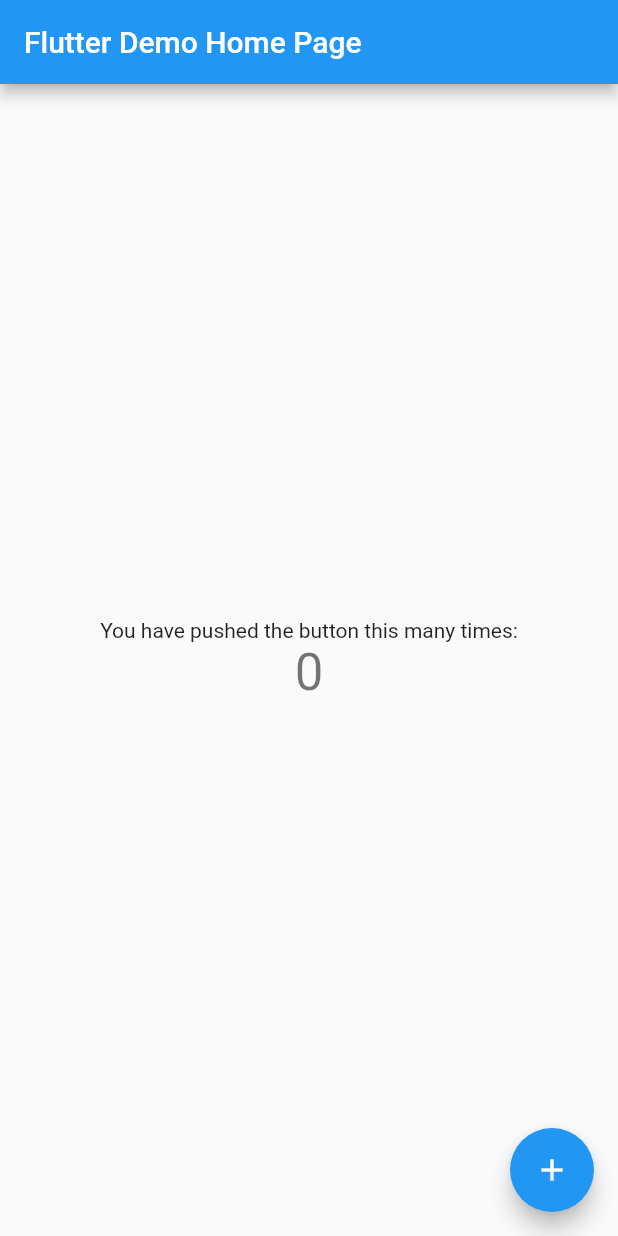
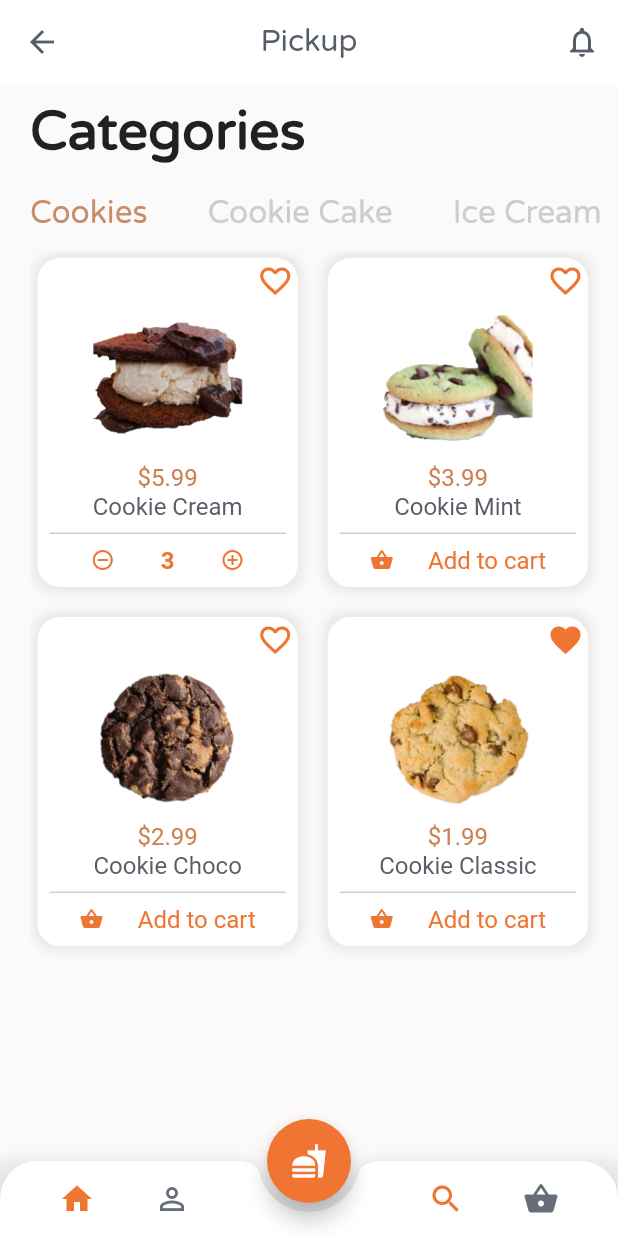
Before and after one commit to helenabd/cookie_store_app, a Flutter app: the screen it shows after launch, on a phone screen of 412 x 824 dp. Run offline on Flutter 3.47's test engine with Material 2 defaults, Android fonts, the phone set to English and light mode, and no system bars.

Commit message:
Bottom Bar, Cookie Page

```diff
--- /dev/null
+++ b/lib/bottom_bar.dart
@@ -0,0 +1,63 @@
+import 'package:cookie_store_app/theme.dart';
+import 'package:flutter/material.dart';
+
+class BottomBar extends StatelessWidget {
+  @override
+  Widget build(BuildContext context) {
+    return BottomAppBar(
+      shape: CircularNotchedRectangle(),
+      notchMargin: 6.0,
+      color: Colors.transparent,
+      elevation: 9.0,
+      clipBehavior: Clip.antiAlias,
+      child: Container(
+        height: 50.0,
+        decoration: BoxDecoration(
+            borderRadius: BorderRadius.only(
+              topLeft: Radius.circular(25.0),
+              topRight: Radius.circular(25.0),
+            ),
+            color: Colors.white),
+        child: Row(
+          mainAxisAlignment: MainAxisAlignment.spaceBetween,
+          children: [
+            Container(
+              height: 50.0,
+              width: MediaQuery.of(context).size.width / 2 - 40.0,
+              child: Row(
+                mainAxisAlignment: MainAxisAlignment.spaceEvenly,
+                children: <Widget>[
+                  Icon(
+                    Icons.home,
+                    color: kiconPrimaryColor,
+                  ),
+                  Icon(
+                    Icons.person_outline,
+                    color: kiconSecundaryColor,
+                  ),
+                ],
+              ),
+            ),
+            Container(
+              height: 50.0,
+              width: MediaQuery.of(context).size.width / 2 - 40.0,
+              child: Row(
+                mainAxisAlignment: MainAxisAlignment.spaceEvenly,
+                children: <Widget>[
+                  Icon(
+                    Icons.search,
+                    color: kiconPrimaryColor,
+                  ),
+                  Icon(
+                    Icons.shopping_basket,
+                    color: kiconSecundaryColor,
+                  ),
+                ],
+              ),
+            ),
+          ],
+        ),
+      ),
+    );
+  }
+}
--- /dev/null
+++ b/lib/cookie_page.dart
@@ -0,0 +1,183 @@
+import 'package:cookie_store_app/theme.dart';
+import 'package:flutter/material.dart';
+
+class CookiePage extends StatelessWidget {
+  @override
+  Widget build(BuildContext context) {
+    return Scaffold(
+      backgroundColor: Color(0xFFFCFAF8),
+      body: ListView(
+        children: <Widget>[
+          Container(
+            padding: EdgeInsets.only(right: 15.0),
+            width: MediaQuery.of(context).size.width - 30.0,
+            height: MediaQuery.of(context).size.height - 30.0,
+            child: GridView.count(
+              crossAxisCount: 2,
+              primary: false,
+              crossAxisSpacing: 10.0,
+              mainAxisSpacing: 10.0,
+              childAspectRatio: 0.8,
+              children: <Widget>[
+                _buildCard(
+                  'Cookie Cream',
+                  '\$5.99',
+                  'assets/images/cookie_cream2.png',
+                  true,
+                  false,
+                  context,
+                ),
+                _buildCard(
+                  'Cookie Mint',
+                  '\$3.99',
+                  'assets/images/cookie_mint2.png',
+                  false,
+                  false,
+                  context,
+                ),
+                _buildCard(
+                  'Cookie Choco',
+                  '\$2.99',
+                  'assets/images/cookie_choco2.png',
+                  false,
+                  false,
+                  context,
+                ),
+                _buildCard(
+                  'Cookie Classic',
+                  '\$1.99',
+                  'assets/images/cookie_classic2.png',
+                  false,
+                  true,
+                  context,
+                ),
+              ],
+            ),
+          )
+        ],
+      ),
+    );
+  }
+
+  Widget _buildCard(String name, String price, String imgPath, bool added,
+      bool isFavorite, context) {
+    return Padding(
+      padding: EdgeInsets.only(top: 5.0, bottom: 5.0, left: 5.0, right: 5.0),
+      child: InkWell(
+        onTap: () {},
+        child: Container(
+          decoration: BoxDecoration(
+            borderRadius: BorderRadius.circular(15.0),
+            boxShadow: [
+              BoxShadow(
+                color: Colors.grey.withOpacity(0.2),
+                spreadRadius: 3.0,
+                blurRadius: 5.0,
+              )
+            ],
+            color: Colors.white,
+          ),
+          child: Column(
+            children: [
+              Padding(
+                padding: EdgeInsets.all(3.0),
+                child: Row(
+                  mainAxisAlignment: MainAxisAlignment.end,
+                  children: [
+                    isFavorite
+                        ? Icon(
+                            Icons.favorite,
+                            color: kiconPrimaryColor,
+                          )
+                        : Icon(
+                            Icons.favorite_border,
+                            color: kiconPrimaryColor,
+                          )
+                  ],
+                ),
+              ),
+              Hero(
+                tag: imgPath,
+                child: Container(
+                  height: 100,
+                  width: 100,
+                  decoration: BoxDecoration(
+                    image: DecorationImage(
+                      image: AssetImage(imgPath),
+                      fit: BoxFit.contain,
+                    ),
+                  ),
+                ),
+              ),
+              SizedBox(
+                height: 7.0,
+              ),
+              Text(
+                price,
+                style: TextStyle(
+                  color: ktextPriceColor,
+                  fontSize: 16.0,
+                ),
+              ),
+              Text(
+                name,
+                style: TextStyle(
+                  color: ktextNameColor,
+                  fontSize: 16.0,
+                ),
+              ),
+              Padding(
+                padding: EdgeInsets.all(8.0),
+                child: Container(
+                  color: kunselectedLabel,
+                  height: 1.0,
+                ),
+              ),
+              Padding(
+                padding: EdgeInsets.only(left: 5.0, right: 5.0),
+                child: Row(
+                  mainAxisAlignment: MainAxisAlignment.spaceEvenly,
+                  children: [
+                    if (!added) ...[
+                      Icon(
+                        Icons.shopping_basket,
+                        color: kiconPrimaryColor,
+                        size: 16.0,
+                      ),
+                      Text(
+                        'Add to cart',
+                        style: TextStyle(
+                          color: kiconPrimaryColor,
+                          fontSize: 16.0,
+                        ),
+                      )
+                    ],
+                    if (added) ...[
+                      Icon(
+                        Icons.remove_circle_outline,
+                        color: kiconPrimaryColor,
+                        size: 16.0,
+                      ),
+                      Text(
+                        '3',
+                        style: TextStyle(
+                            color: kiconPrimaryColor,
+                            fontWeight: FontWeight.bold,
+                            fontSize: 16.0),
+                      ),
+                      Icon(
+                        Icons.add_circle_outline,
+                        color: kiconPrimaryColor,
+                        size: 16.0,
+                      )
+                    ]
+                  ],
+                ),
+              )
+            ],
+          ),
+        ),
+      ),
+    );
+  }
+}
--- a/lib/main.dart
+++ b/lib/main.dart
@@ -1,3 +1,6 @@
+import 'package:cookie_store_app/bottom_bar.dart';
+import 'package:cookie_store_app/cookie_page.dart';
+import 'package:cookie_store_app/theme.dart';
 import 'package:flutter/material.dart';
 
 void main() {
@@ -5,113 +8,141 @@ void main() {
 }
 
 class MyApp extends StatelessWidget {
-  // This widget is the root of your application.
   @override
   Widget build(BuildContext context) {
     return MaterialApp(
-      title: 'Flutter Demo',
+      debugShowCheckedModeBanner: false,
       theme: ThemeData(
-        // This is the theme of your application.
-        //
-        // Try running your application with "flutter run". You'll see the
-        // application has a blue toolbar. Then, without quitting the app, try
-        // changing the primarySwatch below to Colors.green and then invoke
-        // "hot reload" (press "r" in the console where you ran "flutter run",
-        // or simply save your changes to "hot reload" in a Flutter IDE).
-        // Notice that the counter didn't reset back to zero; the application
-        // is not restarted.
-        primarySwatch: Colors.blue,
-        // This makes the visual density adapt to the platform that you run
-        // the app on. For desktop platforms, the controls will be smaller and
-        // closer together (more dense) than on mobile platforms.
-        visualDensity: VisualDensity.adaptivePlatformDensity,
+        fontFamily: 'VarelaRound',
+        textTheme: ThemeData.light().textTheme.copyWith(
+              headline1: TextStyle(
+                fontSize: 21.0,
+              ),
+            ),
       ),
-      home: MyHomePage(title: 'Flutter Demo Home Page'),
+      home: MyHomePage(),
     );
   }
 }
 
 class MyHomePage extends StatefulWidget {
-  MyHomePage({Key key, this.title}) : super(key: key);
-
-  // This widget is the home page of your application. It is stateful, meaning
-  // that it has a State object (defined below) that contains fields that affect
-  // how it looks.
-
-  // This class is the configuration for the state. It holds the values (in this
-  // case the title) provided by the parent (in this case the App widget) and
-  // used by the build method of the State. Fields in a Widget subclass are
-  // always marked "final".
-
-  final String title;
-
   @override
   _MyHomePageState createState() => _MyHomePageState();
 }
 
-class _MyHomePageState extends State<MyHomePage> {
-  int _counter = 0;
+class _MyHomePageState extends State<MyHomePage>
+    with SingleTickerProviderStateMixin {
+  TabController _tabController;
 
-  void _incrementCounter() {
-    setState(() {
-      // This call to setState tells the Flutter framework that something has
-      // changed in this State, which causes it to rerun the build method below
-      // so that the display can reflect the updated values. If we changed
-      // _counter without calling setState(), then the build method would not be
-      // called again, and so nothing would appear to happen.
-      _counter++;
-    });
+  @override
+  void initState() {
+    super.initState();
+    _tabController = TabController(length: 3, vsync: this);
   }
 
   @override
   Widget build(BuildContext context) {
-    // This method is rerun every time setState is called, for instance as done
-    // by the _incrementCounter method above.
-    //
-    // The Flutter framework has been optimized to make rerunning build methods
-    // fast, so that you can just rebuild anything that needs updating rather
-    // than having to individually change instances of widgets.
     return Scaffold(
       appBar: AppBar(
-        // Here we take the value from the MyHomePage object that was created by
-        // the App.build method, and use it to set our appbar title.
-        title: Text(widget.title),
+        backgroundColor: Colors.white,
+        elevation: 0.0,
+        centerTitle: true,
+        leading: IconButton(
+          icon: Icon(
+            Icons.arrow_back,
+            color: kprimaryColor,
+          ),
+          onPressed: () {},
+        ),
+        title: Text(
+          'Pickup',
+          style: TextStyle(
+            fontSize: 20.0,
+            color: kprimaryColor,
+          ),
+        ),
+        actions: <Widget>[
+          IconButton(
+            icon: Icon(
+              Icons.notifications_none,
+              color: kprimaryColor,
+            ),
+            onPressed: () {},
+          )
+        ],
       ),
-      body: Center(
-        // Center is a layout widget. It takes a single child and positions it
-        // in the middle of the parent.
-        child: Column(
-          // Column is also a layout widget. It takes a list of children and
-          // arranges them vertically. By default, it sizes itself to fit its
-          // children horizontally, and tries to be as tall as its parent.
-          //
-          // Invoke "debug painting" (press "p" in the console, choose the
-          // "Toggle Debug Paint" action from the Flutter Inspector in Android
-          // Studio, or the "Toggle Debug Paint" command in Visual Studio Code)
-          // to see the wireframe for each widget.
-          //
-          // Column has various properties to control how it sizes itself and
-          // how it positions its children. Here we use mainAxisAlignment to
-          // center the children vertically; the main axis here is the vertical
-          // axis because Columns are vertical (the cross axis would be
-          // horizontal).
-          mainAxisAlignment: MainAxisAlignment.center,
-          children: <Widget>[
-            Text(
-              'You have pushed the button this many times:',
+      body: ListView(
+        padding: EdgeInsets.only(left: 20.0),
+        children: <Widget>[
+          SizedBox(height: 10.0),
+          Text(
+            'Categories',
+            style: TextStyle(
+              fontFamily: 'VarelaRound',
+              fontSize: 36.0,
+              fontWeight: FontWeight.bold,
             ),
-            Text(
-              '$_counter',
-              style: Theme.of(context).textTheme.headline4,
+          ),
+          SizedBox(height: 10.0),
+          TabBar(
+            controller: _tabController,
+            indicatorColor: Colors.transparent,
+            labelColor: klabelColor,
+            isScrollable: true,
+            labelPadding: EdgeInsets.only(right: 40.0),
+            unselectedLabelColor: kunselectedLabel,
+            tabs: [
+              Tab(
+                child: Text(
+                  'Cookies',
+                  style: TextStyle(
+                    fontFamily: 'VarelaRound',
+                    fontSize: 21.0,
+                  ),
+                ),
+              ),
+              Tab(
+                child: Text(
+                  'Cookie Cake',
+                  style: TextStyle(
+                    fontFamily: 'VarelaRound',
+                    fontSize: 21.0,
+                  ),
+                ),
+              ),
+              Tab(
+                child: Text(
+                  'Ice Cream',
+                  style: TextStyle(
+                    fontFamily: 'VarelaRound',
+                    fontSize: 21.0,
+                  ),
+                ),
+              ),
+            ],
+          ),
+          Container(
+            height: MediaQuery.of(context).size.height - 50.0,
+            width: double.infinity,
+            child: TabBarView(
+              controller: _tabController,
+              children: [
+                CookiePage(),
+                CookiePage(),
+                CookiePage(),
+              ],
             ),
-          ],
-        ),
+          ),
+          // SizedBox(height: 15.0)
+        ],
       ),
       floatingActionButton: FloatingActionButton(
-        onPressed: _incrementCounter,
-        tooltip: 'Increment',
-        child: Icon(Icons.add),
-      ), // This trailing comma makes auto-formatting nicer for build methods.
+        onPressed: () {},
+        backgroundColor: ksecundaryColor,
+        child: Icon(Icons.fastfood),
+      ),
+      floatingActionButtonLocation: FloatingActionButtonLocation.centerDocked,
+      bottomNavigationBar: BottomBar(),
     );
   }
 }
--- /dev/null
+++ b/lib/theme.dart
@@ -0,0 +1,10 @@
+import 'package:flutter/material.dart';
+
+const kprimaryColor = Color(0xFF545D68);
+const klabelColor = Color(0xFFC88D67);
+const kunselectedLabel = Color(0xFFCDCDCD);
+const ksecundaryColor = Color(0xFFF17532);
+const kiconPrimaryColor = Color(0xFFEF7532);
+const kiconSecundaryColor = Color(0xFF676E79);
+const ktextPriceColor = Color(0xFFCC8053);
+const ktextNameColor = Color(0xFF575E67);
```
Also changed, not shown: pubspec.yaml (+7 -9 lines), assets/fonts/VarelaRound-Regular.ttf (added), assets/images/cookie_choco.png (added), assets/images/cookie_choco2.png (added), assets/images/cookie_classic.png (added), assets/images/cookie_classic2.png (added), assets/images/cookie_cream.png (added), assets/images/cookie_cream2.png (added), assets/images/cookie_mint.png (added), assets/images/cookie_mint2.png (added), 1 other file.
